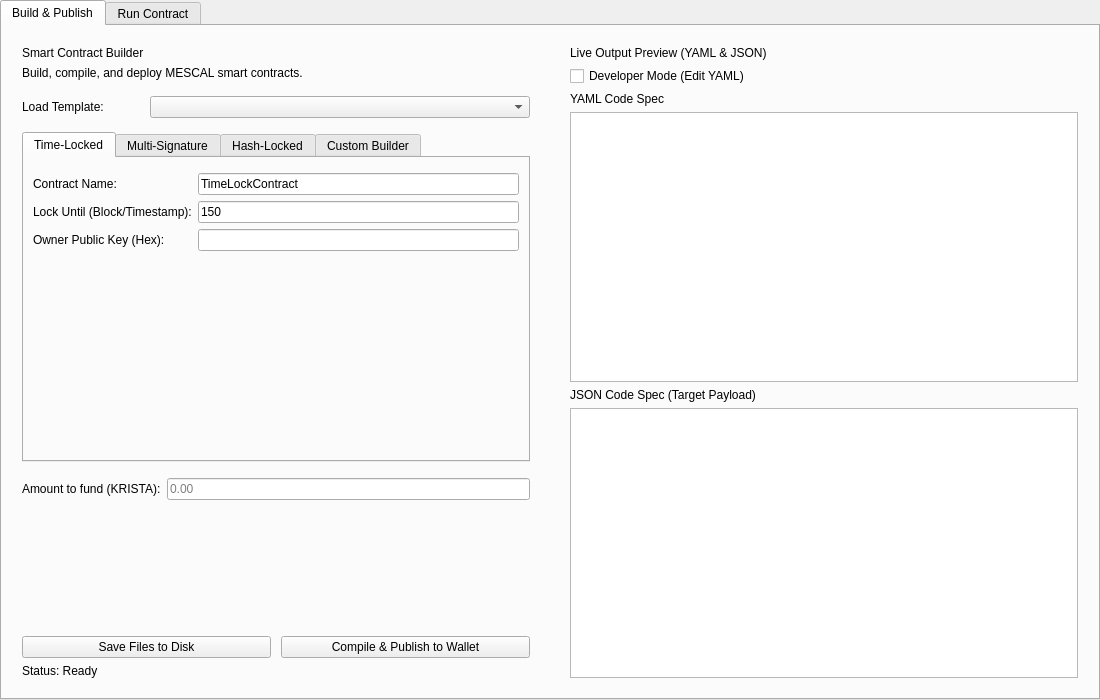
bedri/KristaTech-KRISTA, file src/qt/kristatech/forms/smartcontractwidget.ui: the form before one commit.
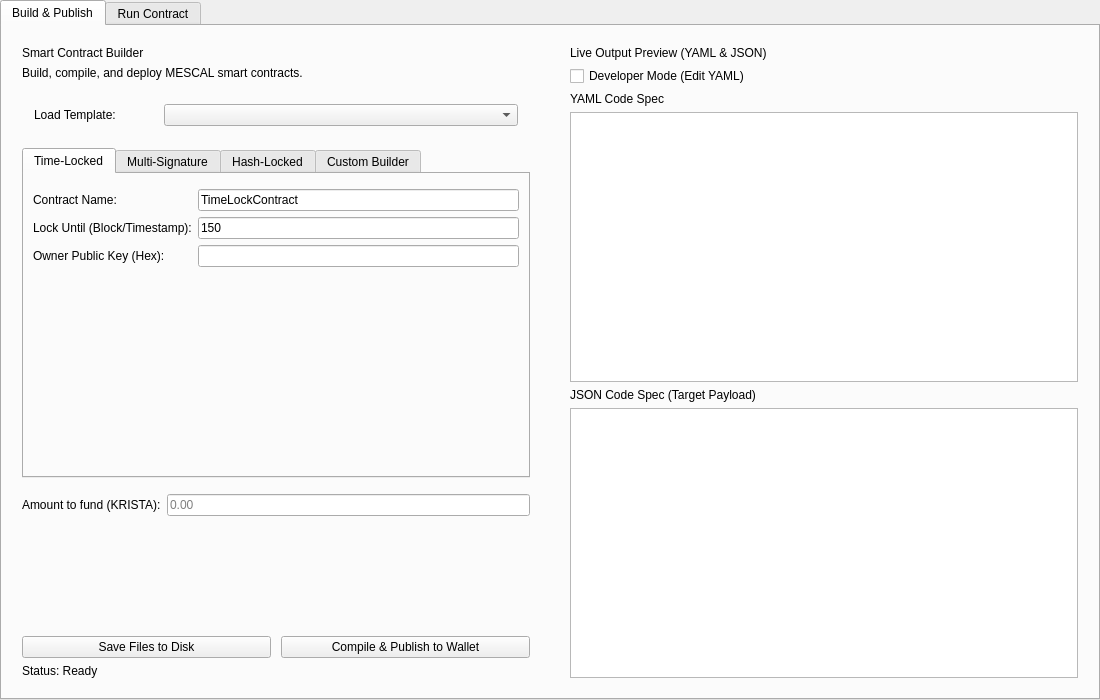
The form after the commit.

Commit message: qt/contracts: add bordered template bar and combobox styling for Load Template

The edit to the form file:
```diff
--- a/src/qt/kristatech/forms/smartcontractwidget.ui
+++ b/src/qt/kristatech/forms/smartcontractwidget.ui
@@ -118,9 +118,25 @@
 
           <!-- Template Selector -->
           <item>
+           <widget class="QFrame" name="frameTemplateBar">
+            <property name="frameShape">
+             <enum>QFrame::NoFrame</enum>
+            </property>
            <layout class="QHBoxLayout" name="horizontalLayout_Templates">
+             <property name="leftMargin">
+              <number>12</number>
+             </property>
+             <property name="topMargin">
+              <number>8</number>
+             </property>
+             <property name="rightMargin">
+              <number>12</number>
+             </property>
+             <property name="bottomMargin">
+              <number>8</number>
+             </property>
             <property name="spacing">
-             <number>8</number>
+              <number>10</number>
             </property>
             <item>
              <widget class="QLabel" name="lblSelectTemplate">
@@ -149,6 +165,7 @@
              </widget>
             </item>
            </layout>
+           </widget>
           </item>
 
           <item>
```
Lines whose indentation alone changed are shown as unchanged. The commit also changes 2 other files.
